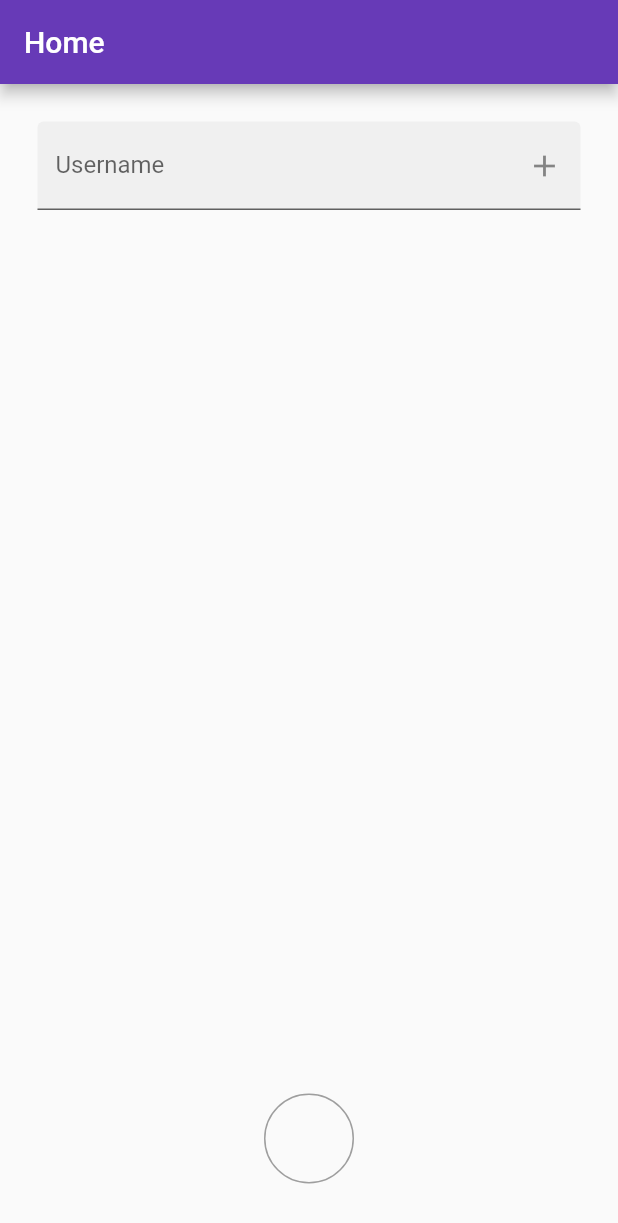
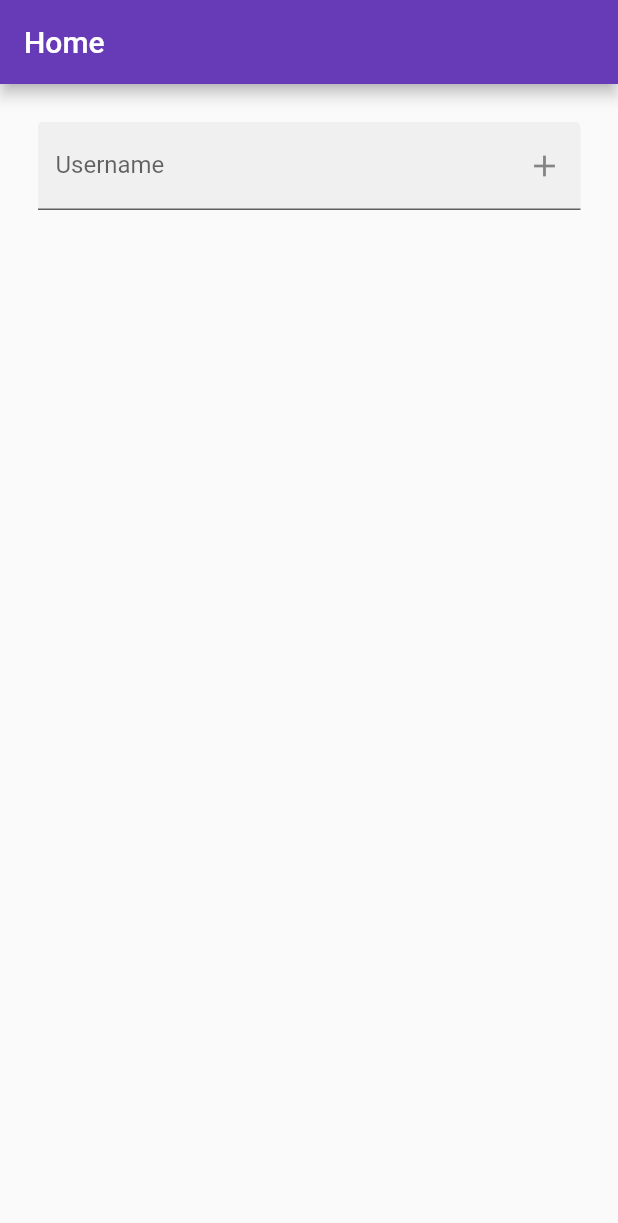
Before and after one commit to gustavomedeiross/flutter-github-app, a Flutter app: the screen it shows after launch, on a phone screen of 412 x 824 dp. Shown: the top 1223 px of the screen. Run offline on Flutter 3.47's test engine with Material 2 defaults, Android fonts, the phone set to English and light mode, and no system bars; our stand-ins replace webview_flutter.

```diff
--- a/lib/pages/home.dart
+++ b/lib/pages/home.dart
@@ -18,6 +18,7 @@ class _HomeState extends State<Home> {
   List<User> users = [];
   bool loading = false;
   String error = '';
+  List usersBeingDragged = [];
   final inputController = TextEditingController();
 
   void _submit() async {
@@ -60,6 +61,18 @@ class _HomeState extends State<Home> {
   void dispose() {
     super.dispose();
     inputController.dispose();
+  }
+
+  void handleUserDragStarted(user) {
+    setState(() => usersBeingDragged.add(user));
+    HapticFeedback.lightImpact();
+  }
+
+  void handleUserDragEnd(user) {
+    setState(() {
+      usersBeingDragged = usersBeingDragged.where((usr) => usr.id != user.id).toList();
+    });
+    HapticFeedback.lightImpact();
   }
 
   Future<User> fetchUser(String user) async {
@@ -144,23 +157,7 @@ class _HomeState extends State<Home> {
                           itemBuilder: (context, index) {
                             return Container(
                               margin: EdgeInsets.only(bottom: 20),
-//                           child: LongPressDraggable<User>(
-//                             feedback: Container(
-//                               width: MediaQuery.of(context).size.width - 50,
-//                               child: UserCard(user: users[index]),
-//                             ),
-//                                feedback: Container(
-//                                  width: 75,
-//                                  height: 75,
-//                                  decoration: BoxDecoration(
-//                                    borderRadius: BorderRadius.all(Radius.circular(50)),
-//                                    image: DecorationImage(
-//                                      image: NetworkImage(users[index].avatarUrl),
-//                                    )
-//                                  ),
-//                                ),
-                              child: UserCard(user: users[index]),
-//                           ),
+                              child: UserCard(user: users[index], handleDragStarted: handleUserDragStarted, handleDragEnd: handleUserDragEnd),
                             );
                           },
                         )
@@ -169,22 +166,25 @@ class _HomeState extends State<Home> {
                 ),
               ],
             ),
-            Positioned(
-              bottom: 10,
-              left: 50,
-              right: 50,
+            AnimatedPositioned(
+              duration: Duration(milliseconds: 500),
+              curve: Curves.easeInOutBack,
+              bottom: usersBeingDragged.isEmpty ? -60 : 30,
+              left: 0,
+              right: 0,
               child: DragTarget<User>(
                 onAccept: (draggedUser) => setState(() => users = users.where((user) => user.id != draggedUser.id).toList()),
                 builder: (BuildContext context, List incoming, List rejected) {
-                  return Container(
-                    width: 60,
-                    height: 60,
+                  return AnimatedContainer(
+                    duration: Duration(milliseconds: 300),
+                    width: incoming.isEmpty ? 60 : 90,
+                    height: incoming.isEmpty ? 60 : 90,
+                    child: Icon(Icons.delete, color: Colors.grey),
                     decoration: BoxDecoration(
+                      color: Colors.white,
+                      shape: BoxShape.circle,
                       border: Border.all(color: Colors.grey),
-                      shape: BoxShape.circle,
                     ),
-//                  padding: EdgeInsets.only(top: 10),
-//                  child: Icon(Icons.delete, color: Colors.red, size: 35),
                   );
                 },
               ),
@@ -199,8 +199,10 @@ class _HomeState extends State<Home> {
 
 class UserCard extends StatelessWidget {
   final User user;
+  final Function handleDragStarted;
+  final Function handleDragEnd;
 
-  UserCard({@required this.user});
+  UserCard({@required this.user, this.handleDragStarted, this.handleDragEnd});
 
   @override
   Widget build(BuildContext context) {
@@ -218,7 +220,8 @@ class UserCard extends StatelessWidget {
               children: <Widget>[
                 LongPressDraggable<User>(
                   data: user,
-                  onDragStarted: () => HapticFeedback.lightImpact(),
+                  onDragStarted: () => handleDragStarted(user),
+                  onDragEnd: (_) => handleDragEnd(user),
                   feedback: Container(
                     width: 75,
                     height: 75,
```
